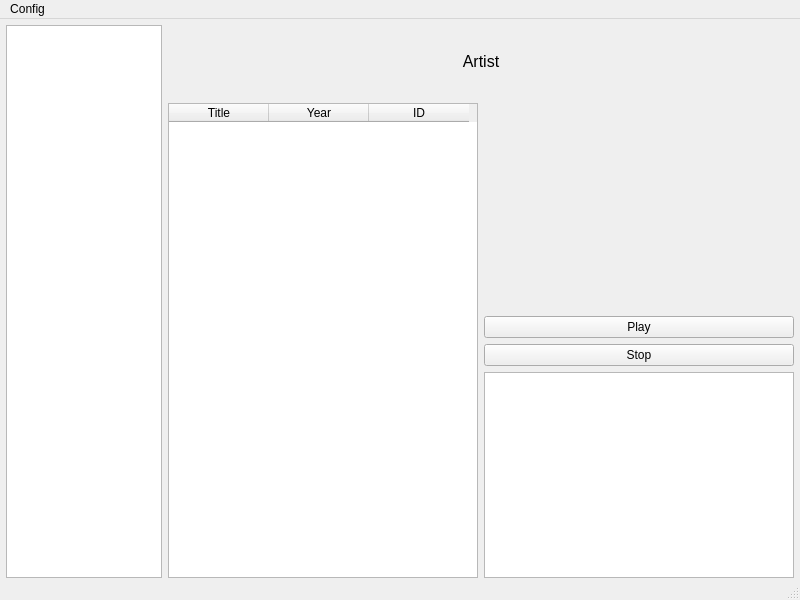
Old version of the form qt/mainwindow.ui in the repository myrrkel/pyzik.
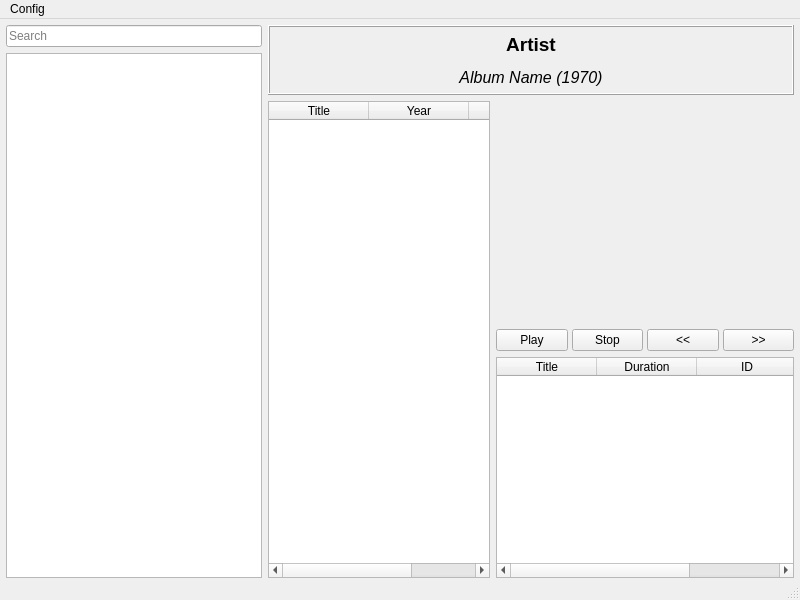
New version of the form.

Commit message: add custom darkStyle

```diff
--- a/qt/mainwindow.ui
+++ b/qt/mainwindow.ui
@@ -79,6 +79,21 @@
         <number>0</number>
        </property>
        <item>
+        <layout class="QVBoxLayout" name="v_artistListWidget">
+         <property name="leftMargin">
+          <number>0</number>
+         </property>
+         <item>
+          <widget class="QLineEdit" name="searchEdit">
+           <property name="text">
+            <string/>
+           </property>
+           <property name="placeholderText">
+            <string>Search</string>
+           </property>
+          </widget>
+         </item>
+         <item>
         <widget class="QListView" name="listViewArtists">
          <property name="enabled">
           <bool>true</bool>
@@ -106,6 +121,8 @@
          </property>
         </widget>
        </item>
+        </layout>
+       </item>
        <item>
         <widget class="QWidget" name="v_artistWidget" native="true">
          <property name="sizePolicy">
@@ -136,6 +153,21 @@
              </size>
             </property>
             <layout class="QGridLayout" name="gridLayout_6">
+             <property name="leftMargin">
+              <number>0</number>
+             </property>
+             <property name="topMargin">
+              <number>0</number>
+             </property>
+             <property name="rightMargin">
+              <number>0</number>
+             </property>
+             <property name="bottomMargin">
+              <number>0</number>
+             </property>
+             <property name="spacing">
+              <number>0</number>
+             </property>
              <item row="0" column="0">
               <widget class="QLabel" name="labelArtist">
                <property name="sizePolicy">
@@ -147,7 +179,7 @@
                <property name="minimumSize">
                 <size>
                  <width>50</width>
-                 <height>50</height>
+                 <height>70</height>
                 </size>
                </property>
                <property name="font">
@@ -155,8 +187,29 @@
                  <pointsize>12</pointsize>
                 </font>
                </property>
+               <property name="autoFillBackground">
+                <bool>false</bool>
+               </property>
+               <property name="frameShape">
+                <enum>QFrame::Box</enum>
+               </property>
+               <property name="frameShadow">
+                <enum>QFrame::Raised</enum>
+               </property>
+               <property name="lineWidth">
+                <number>1</number>
+               </property>
+               <property name="midLineWidth">
+                <number>0</number>
+               </property>
                <property name="text">
-                <string>Artist</string>
+                <string>&lt;html&gt;&lt;head/&gt;&lt;body&gt;&lt;p&gt;&lt;span style=&quot; font-size:14pt; font-weight:600;&quot;&gt;Artist&lt;/span&gt;&lt;/p&gt;&lt;p&gt;&lt;span style=&quot; font-style:italic;&quot;&gt;Album Name (1970)&lt;/span&gt;&lt;/p&gt;&lt;/body&gt;&lt;/html&gt;</string>
+               </property>
+               <property name="textFormat">
+                <enum>Qt::RichText</enum>
+               </property>
+               <property name="scaledContents">
+                <bool>true</bool>
                </property>
                <property name="alignment">
                 <set>Qt::AlignCenter</set>
@@ -198,6 +251,12 @@
                <property name="enabled">
                 <bool>true</bool>
                </property>
+               <property name="minimumSize">
+                <size>
+                 <width>50</width>
+                 <height>0</height>
+                </size>
+               </property>
                <property name="autoScrollMargin">
                 <number>16</number>
                </property>
@@ -253,27 +312,82 @@
                     <verstretch>0</verstretch>
                    </sizepolicy>
                   </property>
+                  <property name="frameShape">
+                   <enum>QFrame::NoFrame</enum>
+                  </property>
                   <property name="text">
                    <string/>
                   </property>
+                  <property name="alignment">
+                   <set>Qt::AlignCenter</set>
+                  </property>
+                 </widget>
+                </item>
+                <item row="5" column="0">
+                 <widget class="QTableWidget" name="tableWidgetTracks">
+                  <property name="minimumSize">
+                   <size>
+                    <width>50</width>
+                    <height>0</height>
+                   </size>
+                  </property>
+                  <property name="selectionMode">
+                   <enum>QAbstractItemView::SingleSelection</enum>
+                  </property>
+                  <column>
+                   <property name="text">
+                    <string>Title</string>
+                   </property>
+                  </column>
+                  <column>
+                   <property name="text">
+                    <string>Duration</string>
+                   </property>
+                  </column>
+                  <column>
+                   <property name="text">
+                    <string>ID</string>
+                   </property>
+                  </column>
                  </widget>
                 </item>
                 <item row="2" column="0">
-                 <widget class="QPushButton" name="stopButton">
-                  <property name="text">
-                   <string>Stop</string>
+                 <layout class="QHBoxLayout" name="horizontalLayout_2">
+                  <property name="spacing">
+                   <number>4</number>
                   </property>
-                 </widget>
-                </item>
-                <item row="4" column="0">
-                 <widget class="QTableWidget" name="tableWidgetTracks"/>
-                </item>
-                <item row="1" column="0">
+                  <property name="topMargin">
+                   <number>0</number>
+                  </property>
+                  <item>
                  <widget class="QPushButton" name="playButton">
                   <property name="text">
                    <string>Play</string>
                   </property>
                  </widget>
+                  </item>
+                  <item>
+                   <widget class="QPushButton" name="stopButton">
+                    <property name="text">
+                     <string>Stop</string>
+                    </property>
+                   </widget>
+                  </item>
+                  <item>
+                   <widget class="QPushButton" name="previousButton">
+                    <property name="text">
+                     <string>&lt;&lt;</string>
+                    </property>
+                   </widget>
+                  </item>
+                  <item>
+                   <widget class="QPushButton" name="nextButton">
+                    <property name="text">
+                     <string>&gt;&gt;</string>
+                    </property>
+                   </widget>
+                  </item>
+                 </layout>
                 </item>
                </layout>
               </widget>
```
Left out of the diff: 9 changed lines with no effect on the pictures. Lines whose indentation alone changed are shown as unchanged. The commit also changes 3 other files.
